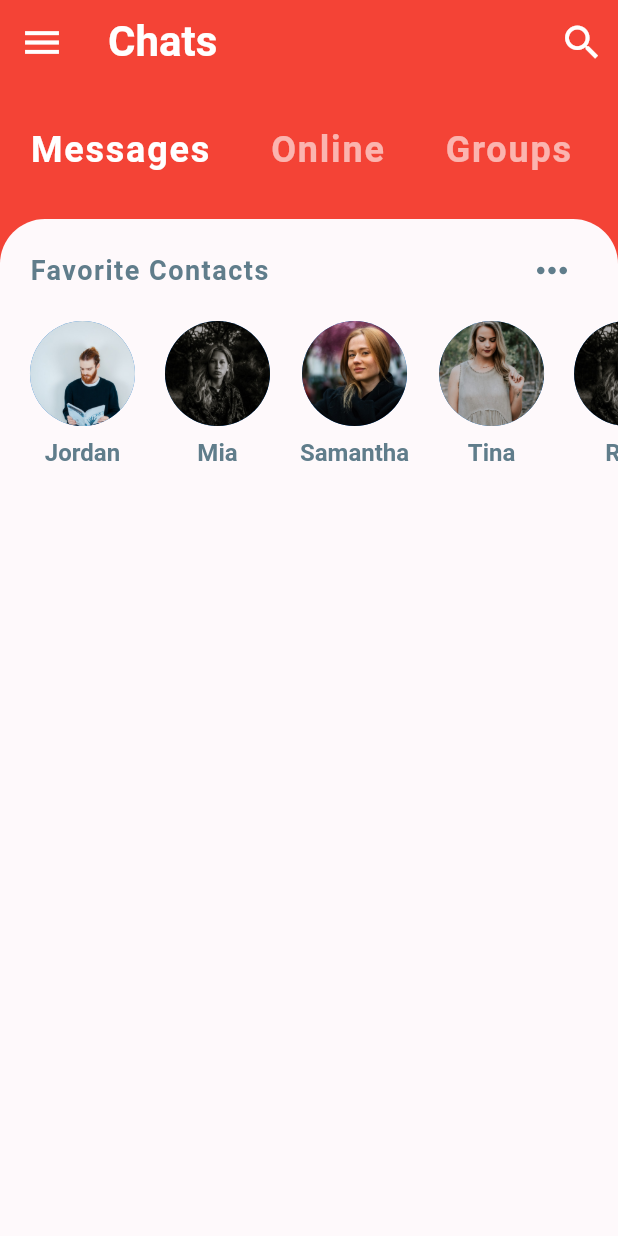
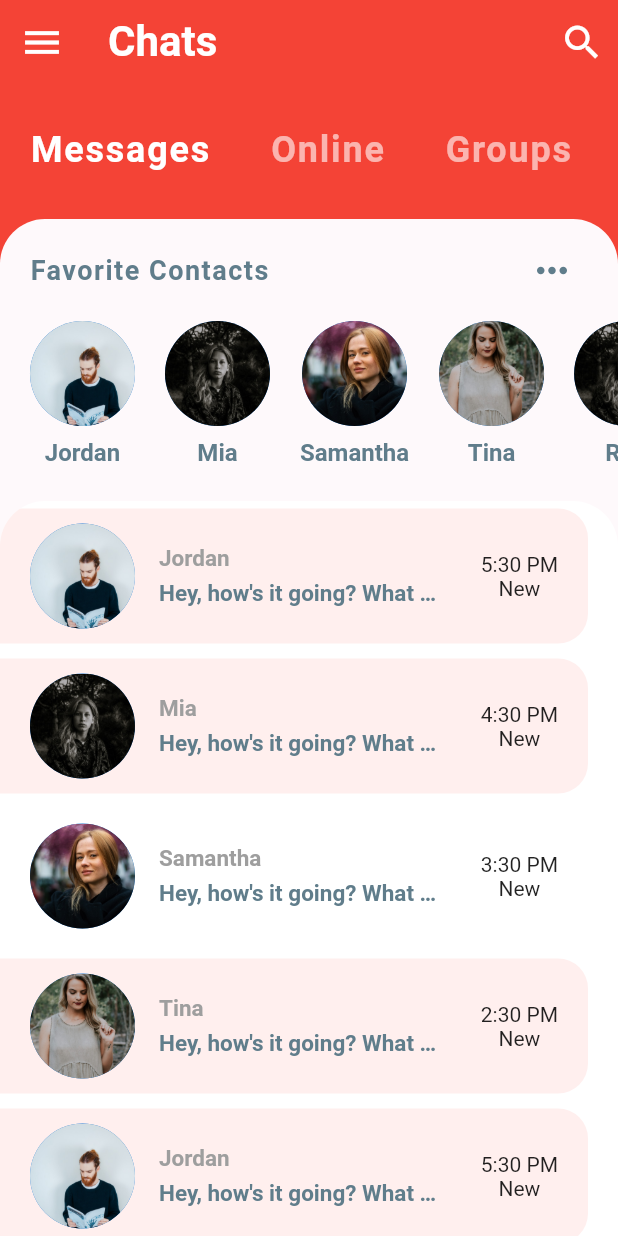
Before and after one commit to n3rdkid/flutter-app-from-scratch, a Flutter app: the screen it shows after launch, on a phone screen of 412 x 824 dp. Run offline on Flutter 3.47's test engine with Material 2 defaults, Android fonts, the light colour scheme and no system bars.

Commit message:
feat : chat read and unread messages

```diff
--- a/chat_ui/lib/models/message.dart
+++ b/chat_ui/lib/models/message.dart
@@ -63,4 +63,32 @@ List<Message> chats = [
     isLiked: false,
     unread: true,
   ),
+  Message(
+    sender: jordan,
+    time: '5:30 PM',
+    text: 'Hey, how\'s it going? What did you do today?',
+    isLiked: false,
+    unread: true,
+  ),
+  Message(
+    sender: mia,
+    time: '4:30 PM',
+    text: 'Hey, how\'s it going? What did you do today?',
+    isLiked: false,
+    unread: true,
+  ),
+  Message(
+    sender: samantha,
+    time: '3:30 PM',
+    text: 'Hey, how\'s it going? What did you do today?',
+    isLiked: false,
+    unread: false,
+  ),
+  Message(
+    sender: tina,
+    time: '2:30 PM',
+    text: 'Hey, how\'s it going? What did you do today?',
+    isLiked: false,
+    unread: true,
+  ),
 ];
--- a/chat_ui/lib/screens/home.dart
+++ b/chat_ui/lib/screens/home.dart
@@ -1,5 +1,6 @@
 import 'package:chat_ui/widgets/category_selector.dart';
 import 'package:chat_ui/widgets/favorite_contacts.dart';
+import 'package:chat_ui/widgets/recent_chats.dart';
 import 'package:flutter/material.dart';
 
 class HomeScreen extends StatefulWidget {
@@ -45,7 +46,7 @@ class _HomeScreenState extends State<HomeScreen> {
                       topLeft: Radius.circular(30.0),
                       topRight: Radius.circular(30.0))),
               child: Column(
-                children: [FavoriteContacts()],
+                children: [FavoriteContacts(), RecentChats()],
               ),
             ),
           )
--- /dev/null
+++ b/chat_ui/lib/widgets/recent_chats.dart
@@ -0,0 +1,81 @@
+import 'package:chat_ui/models/message.dart';
+import 'package:flutter/material.dart';
+
+class RecentChats extends StatelessWidget {
+  @override
+  Widget build(BuildContext context) {
+    return Expanded(
+      child: Container(
+        child: ClipRRect(
+          borderRadius: BorderRadius.only(
+            topLeft: Radius.circular(30),
+            topRight: Radius.circular(30),
+          ),
+          child: ListView.builder(
+              itemCount: chats.length,
+              itemBuilder: (BuildContext ctx, int idx) {
+                final chat = chats[idx];
+                return Container(
+                  margin: EdgeInsets.only(top: 5.0, bottom: 5.0, right: 20),
+                  padding:
+                      EdgeInsets.symmetric(horizontal: 20.0, vertical: 10.0),
+                  decoration: BoxDecoration(
+                      color: chat.unread ? Color(0xFFFFEFEE) : Colors.white,
+                      borderRadius: BorderRadius.only(
+                          topRight: Radius.circular(20),
+                          bottomRight: Radius.circular(20))),
+                  child: Row(
+                    mainAxisAlignment: MainAxisAlignment.spaceBetween,
+                    children: [
+                      Row(
+                        children: [
+                          CircleAvatar(
+                            radius: 35.0,
+                            backgroundImage: AssetImage(chat.sender.imageUrl),
+                          ),
+                          SizedBox(width: 16),
+                          Column(
+                            crossAxisAlignment: CrossAxisAlignment.start,
+                            children: [
+                              Text(
+                                chat.sender.name,
+                                style: TextStyle(
+                                  color: Colors.grey,
+                                  fontSize: 15.0,
+                                  fontWeight: FontWeight.bold,
+                                ),
+                              ),
+                              SizedBox(height: 5),
+                              Container(
+                                width: MediaQuery.of(context).size.width * .45,
+                                child: Text(
+                                  chat.text,
+                                  style: TextStyle(
+                                    color: Colors.blueGrey,
+                                    fontSize: 15.0,
+                                    fontWeight: FontWeight.w600,
+                                  ),
+                                  overflow: TextOverflow.ellipsis,
+                                ),
+                              )
+                            ],
+                          ),
+                        ],
+                      ),
+                      Column(
+                        children: [Text(chat.time), Text("New")],
+                      )
+                    ],
+                  ),
+                );
+              }),
+        ),
+        decoration: BoxDecoration(
+            color: Colors.white,
+            borderRadius: BorderRadius.only(
+                topLeft: Radius.circular(30.0),
+                topRight: Radius.circular(30.0))),
+      ),
+    );
+  }
+}
```
